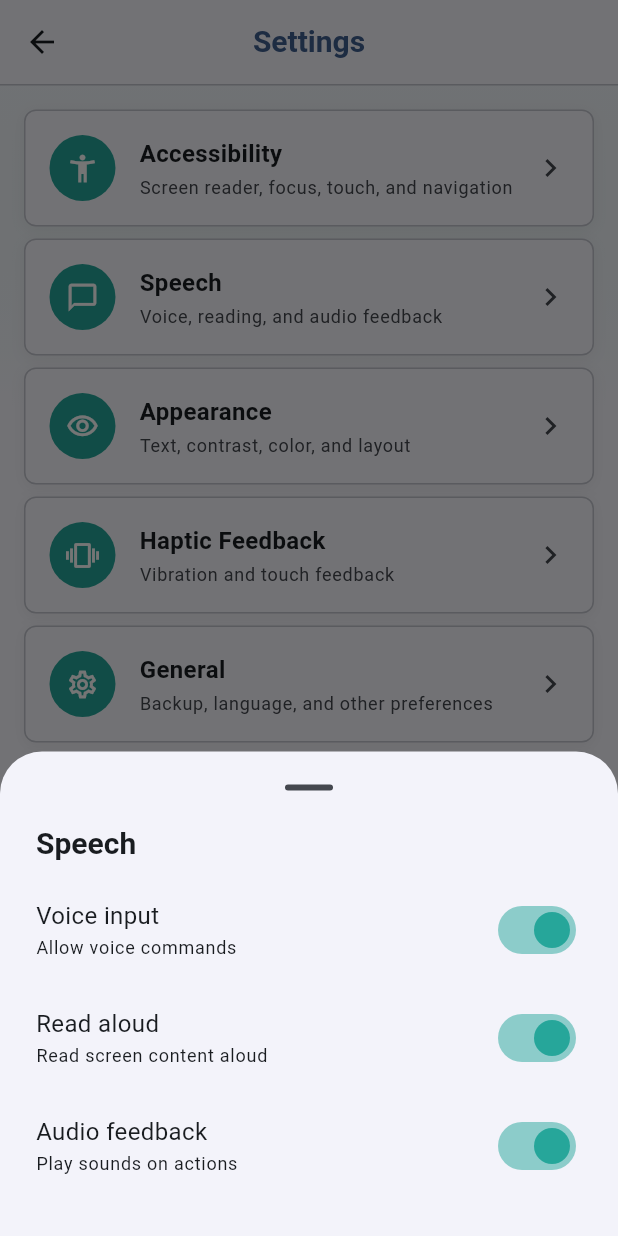
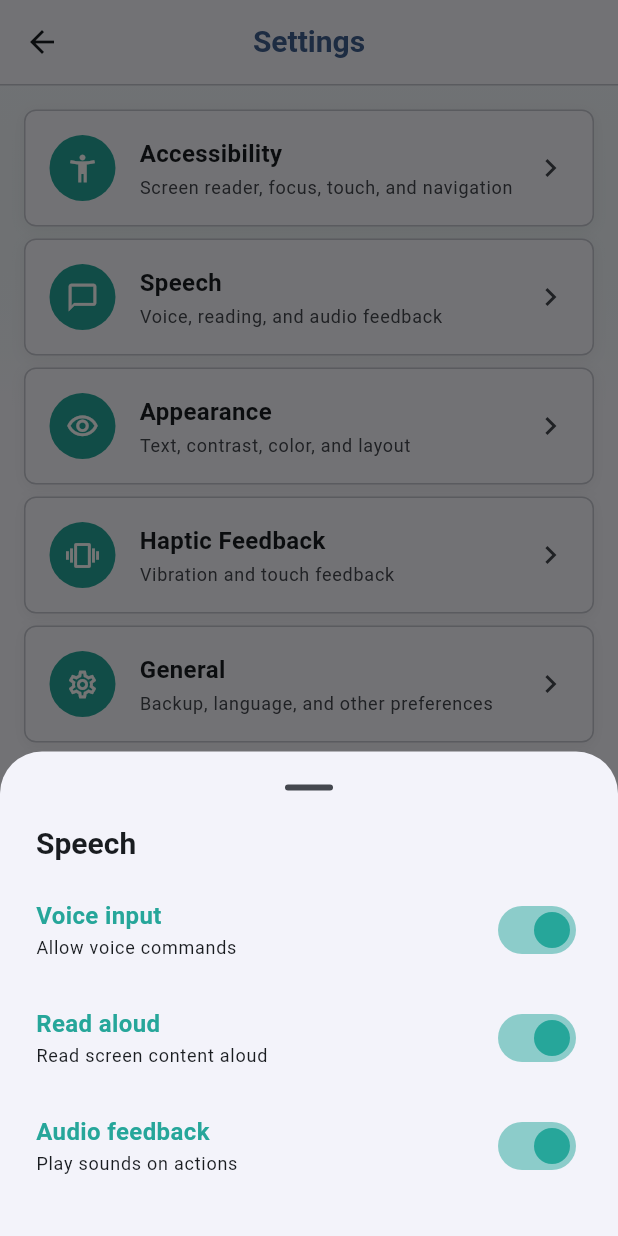
Before and after one commit to mog4ku-mono/blindsort, a Flutter app: the SettingsScreen screen opened directly, after a tap on "Speech", on a phone screen of 412 x 824 dp. Run offline on Flutter 3.47's test engine with Material 3 defaults, Android fonts, the light colour scheme and no system bars; our stand-ins replace device_preview.

Commit message:
fix(settings): toggle rebuild, teal active titles, theme animation

```diff
--- a/lib/main.dart
+++ b/lib/main.dart
@@ -28,6 +28,8 @@ class BlindSortApp extends StatelessWidget {
         theme: appTheme,
         darkTheme: darkAppTheme,
         themeMode: mode,
+        themeAnimationDuration: const Duration(milliseconds: 350),
+        themeAnimationCurve: Curves.easeInOut,
         home: const HomeScreen(),
       ),
     );
--- a/lib/screens/settings_screen.dart
+++ b/lib/screens/settings_screen.dart
@@ -2,7 +2,6 @@ import 'package:flutter/material.dart';
 
 import '../constants/app_spacing.dart';
 import '../state/app_state.dart';
-import '../theme.dart';
 
 /// Settings. Six groups of toggles with Save and Revert at the bottom when
 /// there are pending changes. Dark mode applies immediately so the user sees
@@ -15,7 +14,6 @@ class SettingsScreen extends StatefulWidget {
 }
 
 class _SettingsScreenState extends State<SettingsScreen> {
-  // Pending values. Null means "no change yet". Set when user toggles.
   bool? _pScreenReader;
   bool? _pFocusIndicators;
   bool? _pVoiceInput;
@@ -137,27 +135,26 @@ class _SettingsScreenState extends State<SettingsScreen> {
                       pending: [_pScreenReader, _pFocusIndicators],
                     ),
                     onTap: () => _openSheet(
-                      theme,
                       title: 'Accessibility',
-                      children: [
+                      childrenBuilder: (rebuild) => [
                         _switchTile(
-                          theme,
                           'Screen reader hints',
                           'Announce actions and outcomes',
                           _screenReader,
                           (v) {
                             _pScreenReader = v;
                             _mark();
+                            rebuild();
                           },
                         ),
                         _switchTile(
-                          theme,
                           'Focus indicators',
                           'Show current element focus',
                           _focusIndicators,
                           (v) {
                             _pFocusIndicators = v;
                             _mark();
+                            rebuild();
                           },
                         ),
                       ],
@@ -172,37 +169,36 @@ class _SettingsScreenState extends State<SettingsScreen> {
                       pending: [_pVoiceInput, _pReadAloud, _pAudioFeedback],
                     ),
                     onTap: () => _openSheet(
-                      theme,
                       title: 'Speech',
-                      children: [
+                      childrenBuilder: (rebuild) => [
                         _switchTile(
-                          theme,
                           'Voice input',
                           'Allow voice commands',
                           _voiceInput,
                           (v) {
                             _pVoiceInput = v;
                             _mark();
+                            rebuild();
                           },
                         ),
                         _switchTile(
-                          theme,
                           'Read aloud',
                           'Read screen content aloud',
                           _readAloud,
                           (v) {
                             _pReadAloud = v;
                             _mark();
+                            rebuild();
                           },
                         ),
                         _switchTile(
-                          theme,
                           'Audio feedback',
                           'Play sounds on actions',
                           _audioFeedback,
                           (v) {
                             _pAudioFeedback = v;
                             _mark();
+                            rebuild();
                           },
                         ),
                       ],
@@ -215,11 +211,9 @@ class _SettingsScreenState extends State<SettingsScreen> {
                     subtitle: 'Text, contrast, color, and layout',
                     dirty: AppState.themeMode.value == ThemeMode.dark,
                     onTap: () => _openSheet(
-                      theme,
                       title: 'Appearance',
-                      children: [
+                      childrenBuilder: (rebuild) => [
                         _switchTile(
-                          theme,
                           'Dark mode',
                           'Use dark surfaces across the app',
                           AppState.themeMode.value == ThemeMode.dark,
@@ -228,6 +222,7 @@ class _SettingsScreenState extends State<SettingsScreen> {
                                 ? ThemeMode.dark
                                 : ThemeMode.light;
                             setState(() {});
+                            rebuild();
                           },
                         ),
                       ],
@@ -240,27 +235,26 @@ class _SettingsScreenState extends State<SettingsScreen> {
                     subtitle: 'Vibration and touch feedback',
                     dirty: _groupDirty(pending: [_pHaptic, _pHapticActions]),
                     onTap: () => _openSheet(
-                      theme,
                       title: 'Haptic Feedback',
-                      children: [
+                      childrenBuilder: (rebuild) => [
                         _switchTile(
-                          theme,
                           'Enable haptics',
                           'Vibrate on interactions',
                           _haptic,
                           (v) {
                             _pHaptic = v;
                             _mark();
+                            rebuild();
                           },
                         ),
                         _switchTile(
-                          theme,
                           'Haptics on actions',
                           'Vibrate on save and delete',
                           _hapticActions,
                           (v) {
                             _pHapticActions = v;
                             _mark();
+                            rebuild();
                           },
                         ),
                       ],
@@ -273,23 +267,38 @@ class _SettingsScreenState extends State<SettingsScreen> {
                     subtitle: 'Backup, language, and other preferences',
                     dirty: _pAutoBackup != null || _pLanguage != null,
                     onTap: () => _openSheet(
-                      theme,
                       title: 'General',
-                      children: [
+                      childrenBuilder: (rebuild) => [
                         _switchTile(
-                          theme,
                           'Auto backup',
                           'Back up preferences weekly',
                           _autoBackup,
                           (v) {
                             _pAutoBackup = v;
                             _mark();
+                            rebuild();
                           },
                         ),
-                        ListTile(
+                        Builder(
+                          builder: (context) {
+                            final t = Theme.of(context);
+                            return ListTile(
                               contentPadding: EdgeInsets.zero,
-                          title: Text('Language'),
-                          subtitle: Text(_language),
+                              title: Text(
+                                'Language',
+                                style: t.textTheme.bodyMedium?.copyWith(
+                                  color: _language != 'English'
+                                      ? t.colorScheme.secondary
+                                      : null,
+                                  fontWeight: _language != 'English'
+                                      ? FontWeight.w600
+                                      : FontWeight.normal,
+                                ),
+                              ),
+                              subtitle: Text(
+                                _language,
+                                style: t.textTheme.labelSmall,
+                              ),
                               trailing: DropdownButton<String>(
                                 value: _language,
                                 items: const [
@@ -312,8 +321,11 @@ class _SettingsScreenState extends State<SettingsScreen> {
                                     _pLanguage = v;
                                     _dirty = true;
                                   });
+                                  rebuild();
                                 },
                               ),
+                            );
+                          },
                         ),
                       ],
                     ),
@@ -434,33 +446,48 @@ class _SettingsScreenState extends State<SettingsScreen> {
     );
   }
 
+  /// Switch tile that reads the current theme itself, so dark-mode changes
+  /// reach it. When value is true, the title turns teal so it stands out
+  /// against siblings that are still off.
   Widget _switchTile(
-    ThemeData theme,
     String title,
     String subtitle,
     bool value,
     ValueChanged<bool> onChanged,
   ) {
+    return Builder(
+      builder: (context) {
+        final theme = Theme.of(context);
         return SwitchListTile(
           contentPadding: EdgeInsets.zero,
-      title: Text(title, style: theme.textTheme.bodyMedium),
+          title: Text(
+            title,
+            style: theme.textTheme.bodyMedium?.copyWith(
+              color: value ? theme.colorScheme.secondary : null,
+              fontWeight: value ? FontWeight.w600 : FontWeight.normal,
+            ),
+          ),
           subtitle: Text(subtitle, style: theme.textTheme.labelSmall),
           value: value,
           activeThumbColor: theme.colorScheme.secondary,
           onChanged: onChanged,
         );
+      },
+    );
   }
 
-  void _openSheet(
-    ThemeData theme, {
+  void _openSheet({
     required String title,
-    required List<Widget> children,
+    required List<Widget> Function(void Function() rebuild) childrenBuilder,
   }) {
     showModalBottomSheet<void>(
       context: context,
       showDragHandle: true,
       builder: (_) => StatefulBuilder(
-        builder: (context, setSheetState) => Padding(
+        builder: (context, setSheetState) {
+          final currentTheme = Theme.of(context);
+          final children = childrenBuilder(() => setSheetState(() {}));
+          return Padding(
             padding: const EdgeInsets.fromLTRB(
               AppSpacing.lg,
               0,
@@ -471,12 +498,13 @@ class _SettingsScreenState extends State<SettingsScreen> {
               mainAxisSize: MainAxisSize.min,
               crossAxisAlignment: CrossAxisAlignment.start,
               children: [
-              Text(title, style: theme.textTheme.headlineSmall),
+                Text(title, style: currentTheme.textTheme.headlineSmall),
                 const SizedBox(height: AppSpacing.sm),
                 for (final child in children) child,
               ],
             ),
-        ),
+          );
+        },
       ),
     ).then((_) {
       if (mounted) setState(() {});
```
Lines whose indentation alone changed are shown as unchanged.
